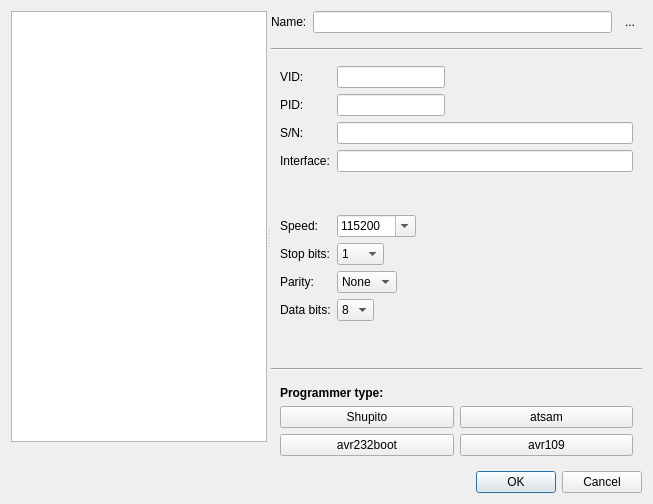
This is src/ui/chooseconnectiondlg.ui in Tasssadar/Lorris as Qt 5 draws it before an edit. The edited form follows.
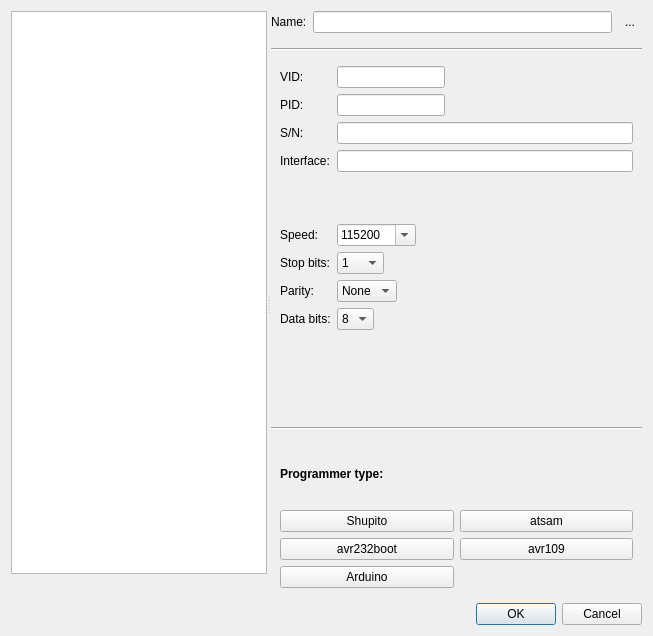
This is the edited form. The open tabs and pages were chosen to show the change. Icons and pictures are not drawn.

Commit message: [876] programmer: add support for arduino bootloader

The edit to the form file:
```diff
--- a/src/ui/chooseconnectiondlg.ui
+++ b/src/ui/chooseconnectiondlg.ui
@@ -10,7 +10,7 @@
     <x>0</x>
     <y>0</y>
     <width>653</width>
-    <height>504</height>
+    <height>636</height>
    </rect>
   </property>
   <property name="windowTitle">
@@ -1327,6 +1327,29 @@
               </property>
              </widget>
             </item>
+            <item row="2" column="0">
+             <widget class="QPushButton" name="progArduino">
+              <property name="sizePolicy">
+               <sizepolicy hsizetype="Preferred" vsizetype="Fixed">
+                <horstretch>0</horstretch>
+                <verstretch>0</verstretch>
+               </sizepolicy>
+              </property>
+              <property name="text">
+               <string>Arduino</string>
+              </property>
+              <property name="icon">
+               <iconset resource="../icons.qrc">
+                <normaloff>:/icons/arduino</normaloff>:/icons/arduino</iconset>
+              </property>
+              <property name="iconSize">
+               <size>
+                <width>32</width>
+                <height>32</height>
+               </size>
+              </property>
+             </widget>
+            </item>
            </layout>
           </item>
          </layout>
```
Left out of the diff: 103 changed lines with no effect on the pictures. The commit also changes 17 other files.
